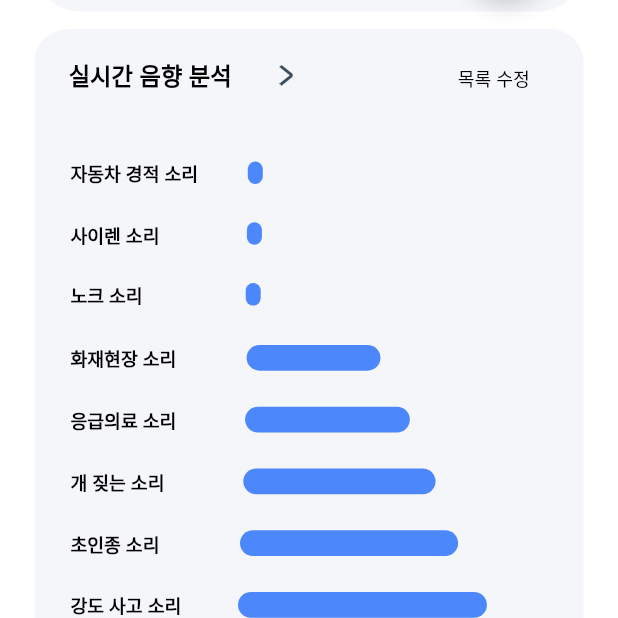
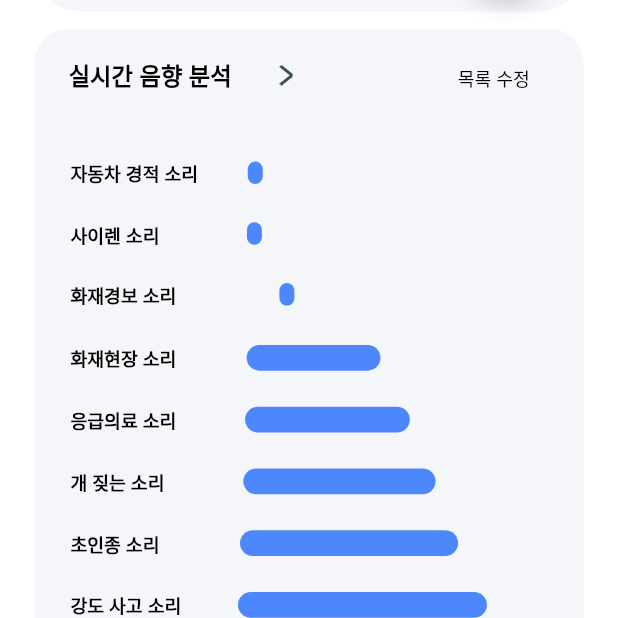
Before and after one commit to LEEJEONGMIN07/duksomnia, a Flutter app: the screen it shows after launch, scrolled down 576 dp, on a phone screen of 412 x 824 dp, the top half of it. Run offline on Flutter 3.47's test engine with Material 2 defaults, Android fonts, the light colour scheme and no system bars; drawn by our look-alikes of avatar_glow; our stand-ins replace flutter_local_notifications, google_fonts, permission_handler, shared_preferences, speech_to_text and 1 more; missing offline and left inert: dart:ffi, noise_meter, tflite_audio.

Commit message:
정민 update

```diff
--- a/lib/safe-mode.dart
+++ b/lib/safe-mode.dart
@@ -582,7 +582,7 @@
                           margin: EdgeInsets.fromLTRB(
                               0 * fem, 0 * fem, 60 * fem, 0 * fem),
                           child: Text(
-                            '노크 소리',
+                            '화재경보 소리',
                             style: SafeGoogleFont(
                               'Nunito',
                               fontSize: 11 * ffem,
```
